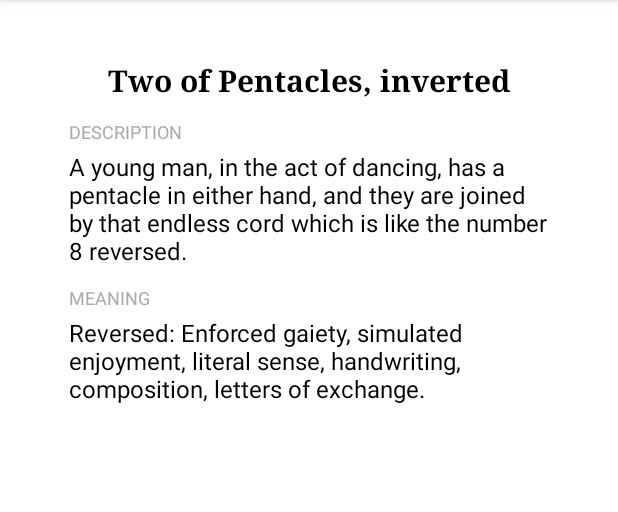
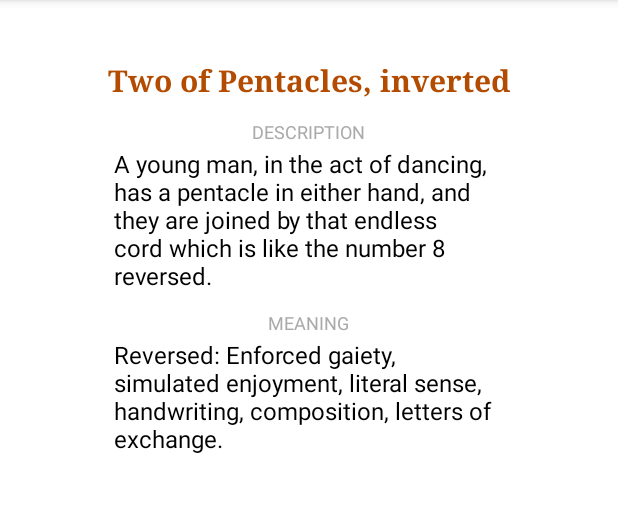
Before and after one commit to crunchypencil/java, an Android app: the PickCard screen opened directly, with no data from a screen before it, on a phone screen of 412 x 824 dp, the part 84-596 px from its top. Run offline under Robolectric (Android 15) with nearby library versions, the phone set to English and light mode, and no system bars.

Commit message:
update
added sound, modified textviews, added click actions for images.

```diff
--- a/Tarot1/app/src/main/java/crunchypencil/com/tarot1/MainActivity.java
+++ b/Tarot1/app/src/main/java/crunchypencil/com/tarot1/MainActivity.java
@@ -5,7 +5,10 @@ import android.content.Intent;
 import android.os.Bundle;
 import android.view.Menu;
 import android.view.MenuItem;
+import android.view.View;
 import android.widget.ImageView;
+import android.view.View.OnClickListener;
+
 
 
 
@@ -21,9 +24,15 @@ public class MainActivity extends Activity {
 
         ImageView img = (ImageView) findViewById(R.id.mainlogoImage);
         img.setImageResource(R.drawable.fatebrowser_deck);
-        //img.setImageResource(R.drawable.back);
-        //img.setScaleX(-1);
-        //img.setScaleY(-1);
+
+        img.setOnClickListener(new OnClickListener(){
+            @Override
+            public void onClick(View v){
+                startActivity(new Intent(MainActivity.this, ShuffleDeck.class));
+            }
+        });
+
+
     }
 
 
--- a/Tarot1/app/src/main/java/crunchypencil/com/tarot1/PickCard.java
+++ b/Tarot1/app/src/main/java/crunchypencil/com/tarot1/PickCard.java
@@ -2,20 +2,20 @@ package crunchypencil.com.tarot1;
 
 import android.app.Activity;
 import android.content.Intent;
+import android.media.MediaPlayer;
 import android.os.Bundle;
 import android.view.Menu;
 import android.view.MenuItem;
 import android.widget.ImageView;
 import android.widget.TextView;
-import android.content.Context;
+import android.view.View.OnClickListener;
+import android.view.View;
 import android.text.method.ScrollingMovementMethod;
-import android.widget.Button;
-import android.view.View;
 
 /**
  * Created by davidcahill on 11/12/14.
  */
-public class PickCard extends Activity {
+public class PickCard extends Activity{
 
     @Override
     protected void onCreate(Bundle savedInstanceState){
@@ -55,6 +55,26 @@ public class PickCard extends Activity {
             cardMeaningValue.setText(current.cardMeaning);
 
             Deck.count++;
+
+            final ImageView pickView1 = (ImageView) findViewById(R.id.pickacardView);
+
+            pickView1.setOnClickListener(new View.OnClickListener() {
+                @Override
+                public void onClick(View v){
+                    pickView1.setVisibility(View.INVISIBLE);
+                    MediaPlayer mp1 = MediaPlayer.create(PickCard.this, R.raw.place);
+                    mp1.start();
+                }
+            });
+
+            TextView tv1 = (TextView) findViewById(R.id.pickCard3);
+            tv1.setMovementMethod(new ScrollingMovementMethod());
+
+            TextView tv2 = (TextView) findViewById(R.id.pickCard5);
+            tv2.setMovementMethod(new ScrollingMovementMethod());
+
+            MediaPlayer mp2 = MediaPlayer.create(PickCard.this, R.raw.turnover);
+            mp2.start();
 
         }
 
--- a/Tarot1/app/src/main/java/crunchypencil/com/tarot1/ShuffleDeck.java
+++ b/Tarot1/app/src/main/java/crunchypencil/com/tarot1/ShuffleDeck.java
@@ -6,6 +6,8 @@ import android.os.Bundle;
 import android.view.Menu;
 import android.view.MenuItem;
 import android.view.View;
+import android.widget.ImageView;
+import android.media.MediaPlayer;
 
 /**
  * Created by davidcahill on 11/12/14.
@@ -19,6 +21,18 @@ public class ShuffleDeck extends Activity {
 
         Deck.tempdeck = Deck.shuffleArray(Deck.temparray);
         Deck.count = 0;
+
+        ImageView shufimg = (ImageView) findViewById(R.id.shuffledeckView);
+
+        shufimg.setOnClickListener(new View.OnClickListener(){
+            @Override
+            public void onClick(View v){
+                startActivity(new Intent(ShuffleDeck.this, PickCard.class));
+            }
+        });
+
+        MediaPlayer mp = MediaPlayer.create(ShuffleDeck.this, R.raw.shuffling);
+        mp.start();
 
     }
 
--- a/Tarot1/app/src/main/res/layout/activity_main.xml
+++ b/Tarot1/app/src/main/res/layout/activity_main.xml
@@ -17,6 +17,6 @@
         android:src="@drawable/ic_launcher"
         android:layout_centerVertical="true"
         android:layout_centerHorizontal="true"
-        />
+        android:onClick="onClick" />
 
 </RelativeLayout>
--- a/Tarot1/app/src/main/res/layout/activity_pick.xml
+++ b/Tarot1/app/src/main/res/layout/activity_pick.xml
@@ -11,28 +11,20 @@
     android:background="#FFFFFF"
     android:longClickable="true">
 
-    <ImageView
-        android:layout_width="match_parent"
-        android:layout_height="match_parent"
-        android:id="@+id/pickacardView"
-        android:src="@drawable/back"
-        android:layout_centerVertical="true"
-        android:layout_centerHorizontal="true" />
+
 
     <TextView
         android:layout_width="wrap_content"
         android:layout_height="wrap_content"
         android:text="New Text"
         android:id="@+id/pickCard1"
-        android:textColor="#000000"
+        android:textColor="#b34c00"
         android:textSize="20dp"
         android:typeface="serif"
         android:textStyle="bold"
-        android:layout_alignParentTop="true"
         android:layout_centerHorizontal="true"
         android:layout_marginTop="24dp"
-        android:layout_marginLeft="12dp"
-        android:layout_marginRight="12dp"
+        android:maxWidth="290dp"
         android:layout_marginBottom="12dp" />
 
     <TextView
@@ -40,55 +32,66 @@
         android:layout_height="wrap_content"
         android:text="DESCRIPTION"
         android:id="@+id/pickCard2"
+        android:textColor="#aaaaaa"
+        android:textSize="12dp"
         android:layout_below="@+id/pickCard1"
-        android:layout_alignParentLeft="true"
-        android:layout_alignParentStart="true"
-        android:layout_marginLeft="30dp"
-        android:layout_marginBottom="4dp"
-        android:textColor="#aaaaaa"
-        android:textSize="12dp" />
+        android:layout_centerHorizontal="true"
+        android:layout_marginBottom="2dp" />
 
     <TextView
         android:layout_width="wrap_content"
         android:layout_height="wrap_content"
         android:text="New Text"
         android:id="@+id/pickCard3"
+        android:textColor="#000000"
+        android:textSize="16dp"
         android:layout_below="@+id/pickCard2"
-        android:layout_alignParentLeft="true"
-        android:layout_alignParentStart="true"
-        android:layout_marginLeft="30dp"
+        android:layout_centerHorizontal="true"
+        android:maxWidth="260dp"
         android:layout_marginBottom="12dp"
-        android:layout_marginRight="30dp"
-        android:textColor="#000000"
-        android:textSize="16dp" />
+        android:maxLines="8"
+        android:scrollbars="vertical"
+        android:scrollbarSize="8dp"
+        android:scrollbarStyle="outsideInset"
+        android:fadeScrollbars="false"
+        android:ellipsize="end"/>
 
     <TextView
         android:layout_width="wrap_content"
         android:layout_height="wrap_content"
         android:text="MEANING"
         android:id="@+id/pickCard4"
+        android:textColor="#aaaaaa"
+        android:textSize="12dp"
         android:layout_below="@+id/pickCard3"
-        android:layout_alignParentLeft="true"
-        android:layout_alignParentStart="true"
-        android:layout_marginLeft="30dp"
-        android:layout_marginBottom="4dp"
-        android:textColor="#aaaaaa"
-        android:textSize="12dp" />
+        android:layout_centerHorizontal="true"
+        android:layout_marginBottom="2dp" />
 
     <TextView
         android:layout_width="wrap_content"
         android:layout_height="wrap_content"
         android:text="New Text"
         android:id="@+id/pickCard5"
+        android:textColor="#000000"
+        android:textSize="16dp"
         android:layout_below="@+id/pickCard4"
-        android:layout_alignParentLeft="true"
-        android:layout_alignParentStart="true"
-        android:layout_marginLeft="30dp"
-        android:layout_marginRight="30dp"
-        android:textColor="#000000"
-        android:textSize="16dp" />
+        android:layout_centerHorizontal="true"
+        android:maxLines="8"
+        android:scrollbars="vertical"
+        android:scrollbarSize="8dp"
+        android:scrollbarStyle="outsideInset"
+        android:fadeScrollbars="false"
+        android:ellipsize="end"
+        android:maxWidth="260dp" />
 
-
+    <ImageView
+        android:layout_width="match_parent"
+        android:layout_height="match_parent"
+        android:id="@+id/pickacardView"
+        android:src="@drawable/back"
+        android:layout_centerVertical="true"
+        android:layout_centerHorizontal="true"
+        android:onClick="onClick" />
 
     <!--<Button
         android:layout_width="wrap_content"
--- a/Tarot1/app/src/main/res/layout/activity_shuffle.xml
+++ b/Tarot1/app/src/main/res/layout/activity_shuffle.xml
@@ -17,6 +17,7 @@
         android:id="@+id/shuffledeckView"
         android:src="@drawable/back"
         android:layout_centerVertical="true"
-        android:layout_centerHorizontal="true" />
+        android:layout_centerHorizontal="true"
+        android:onClick="onClick" />
 
 </RelativeLayout>
```
